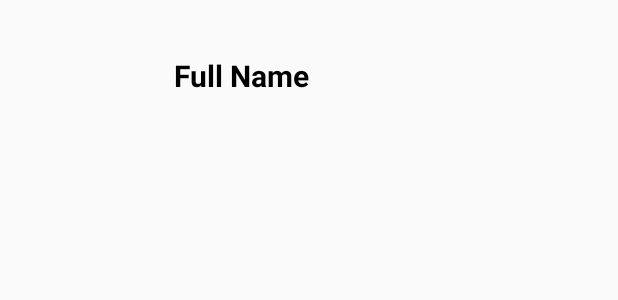
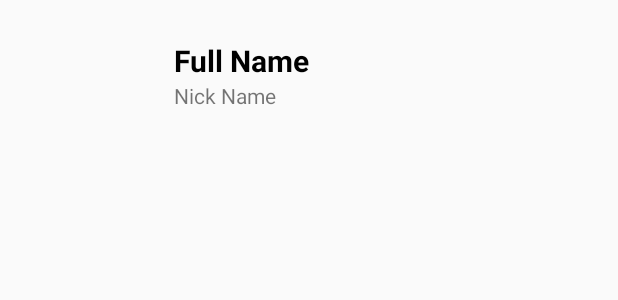
Before and after one commit to OganBelema/CreaturesApp, an Android app: the layout list_item_creature.xml on its own in the app's theme, with its tools: preview values and no code run, on a phone screen of 412 x 824 dp. Shown: the top 300 px of the screen. Run offline under Robolectric (Android 15) with nearby library versions, the phone set to English and light mode, and no system bars.

Commit message:
Show nicknames of the creatures in the creature list and add click listener to open the detail screen of the clicked creature

```diff
--- a/app/src/main/java/com/raywenderlich/android/creatures/model/CreatureStore.kt
+++ b/app/src/main/java/com/raywenderlich/android/creatures/model/CreatureStore.kt
@@ -41,7 +41,7 @@ object CreatureStore {
 
   private val TAG = "CreatureStore"
 
-  lateinit var creatures: List<Creature>
+  private lateinit var creatures: List<Creature>
   private lateinit var foods: List<Food>
 
   fun loadCreatures(context: Context) {
@@ -67,6 +67,8 @@ object CreatureStore {
 
   fun getFoodById(id: Int) = foods.firstOrNull { it.id == id }
 
+  fun getCreatures() = creatures
+
   private fun loadJSONFromAsset(filename: String, context: Context): String? {
     var json: String? = null
     try {
--- a/app/src/main/java/com/raywenderlich/android/creatures/ui/CreatureAdapter.kt
+++ b/app/src/main/java/com/raywenderlich/android/creatures/ui/CreatureAdapter.kt
@@ -7,13 +7,13 @@ import com.raywenderlich.android.creatures.model.Creature
 /**
  * Created by Belema Ogan on 2019-08-24.
  */
-class CreatureAdapter: ListAdapter<Creature, CreatureItemViewHolder>(CreatureDiffUtil) {
+class CreatureAdapter(private val clickListener: (creature: Creature) -> Unit): ListAdapter<Creature, CreatureItemViewHolder>(CreatureDiffUtil) {
 
     override fun onCreateViewHolder(parent: ViewGroup, viewType: Int): CreatureItemViewHolder {
         return CreatureItemViewHolder.from(parent)
     }
 
     override fun onBindViewHolder(holder: CreatureItemViewHolder, position: Int) {
-        holder.bind(getItem(position))
+        holder.bind(getItem(position), clickListener)
     }
 }
--- a/app/src/main/java/com/raywenderlich/android/creatures/ui/CreatureItemViewHolder.kt
+++ b/app/src/main/java/com/raywenderlich/android/creatures/ui/CreatureItemViewHolder.kt
@@ -12,8 +12,11 @@ import com.raywenderlich.android.creatures.model.Creature
 class CreatureItemViewHolder(private val listItemCreatureBinding: ListItemCreatureBinding) :
         RecyclerView.ViewHolder(listItemCreatureBinding.root) {
 
-    fun bind(creature: Creature){
+    fun bind(creature: Creature, clickListener: (creature: Creature) -> Unit){
         listItemCreatureBinding.creature = creature
+        listItemCreatureBinding.root.setOnClickListener {
+            clickListener(creature)
+        }
     }
 
     companion object {
--- a/app/src/main/res/layout/list_item_creature.xml
+++ b/app/src/main/res/layout/list_item_creature.xml
@@ -2,12 +2,6 @@
 <layout xmlns:android="http://schemas.android.com/apk/res/android"
     xmlns:app="http://schemas.android.com/apk/res-auto"
     xmlns:tools="http://schemas.android.com/tools">
-
-    <data>
-        <variable
-            name="creature"
-            type="com.raywenderlich.android.creatures.model.Creature" />
-    </data>
 
     <android.support.constraint.ConstraintLayout
         android:layout_width="match_parent"
@@ -18,10 +12,10 @@
             android:layout_width="@dimen/list_item_creature_height"
             android:layout_height="@dimen/list_item_creature_height"
             android:contentDescription="@string/content_description_creature_image"
+            app:creatureImage="@{creature.uri}"
             app:layout_constraintBottom_toBottomOf="parent"
             app:layout_constraintStart_toStartOf="parent"
-            app:layout_constraintTop_toTopOf="parent"
-            app:creatureImage="@{creature.uri}"/>
+            app:layout_constraintTop_toTopOf="parent" />
 
         <TextView
             android:id="@+id/fullName"
@@ -30,14 +24,32 @@
             android:layout_marginStart="@dimen/padding_standard"
             android:layout_marginTop="@dimen/padding_half"
             android:layout_marginEnd="@dimen/padding_standard"
-            android:layout_marginBottom="@dimen/padding_half"
+            android:text="@{creature.fullName}"
             android:textColor="@android:color/black"
             android:textSize="@dimen/creature_name_text_size"
             android:textStyle="bold"
-            android:text="@{creature.fullName}"
-            app:layout_constraintBottom_toBottomOf="parent"
+            app:layout_constraintBottom_toTopOf="@id/nickNameTextView"
             app:layout_constraintStart_toEndOf="@+id/creatureImageView"
             app:layout_constraintTop_toTopOf="parent"
+            app:layout_constraintVertical_chainStyle="packed"
             tools:text="Full Name" />
+
+        <TextView
+            android:id="@+id/nickNameTextView"
+            android:layout_width="wrap_content"
+            android:layout_height="wrap_content"
+            android:layout_marginBottom="@dimen/padding_half"
+            android:text="@{creature.nickname}"
+            app:layout_constraintBottom_toBottomOf="parent"
+            app:layout_constraintStart_toStartOf="@+id/fullName"
+            app:layout_constraintTop_toBottomOf="@+id/fullName"
+            tools:text="Nick Name" />
     </android.support.constraint.ConstraintLayout>
+
+    <data>
+
+        <variable
+            name="creature"
+            type="com.raywenderlich.android.creatures.model.Creature" />
+    </data>
 </layout>
```
Also changed, not shown: app/src/main/java/com/raywenderlich/android/creatures/ui/AllFragment.kt (+10 -2 lines).
